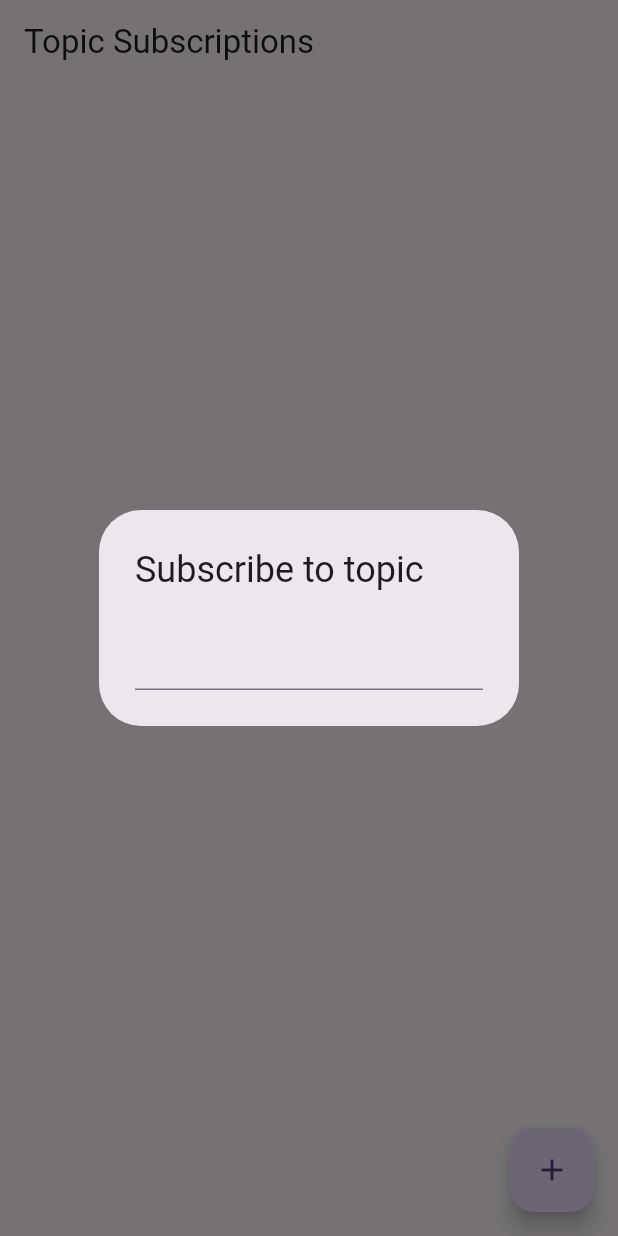
After one commit to YJSafeCare/SafeCareApp, a Flutter app: the SubList screen opened directly, after a tap on the "add" icon, on a phone screen of 412 x 824 dp. The commit adds this screen. Run offline on Flutter 3.47's test engine with Material 3 defaults, Android fonts, the phone set to English and light mode, and no system bars; our stand-ins replace firebase_core, firebase_messaging, fluttertoast, google_maps_flutter, just_audio, shared_preferences; missing offline and left inert: flutter_provider; accounts and stored records are empty.

Commit message:
푸시알람 데이터 핸들링을 위한 코드 추가 메인화면 변경 있으나 병합시 조율 필요

```diff
--- /dev/null
+++ b/lib/SubList.dart
@@ -0,0 +1,87 @@
+import 'package:flutter/material.dart';
+import 'package:firebase_messaging/firebase_messaging.dart';
+import 'package:shared_preferences/shared_preferences.dart';
+
+class SubList extends StatefulWidget {
+  @override
+  _SubListState createState() => _SubListState();
+}
+
+class _SubListState extends State<SubList> {
+  List<String> _topics = [];
+
+  @override
+  void initState() {
+    super.initState();
+    _loadTopics();
+  }
+
+  Future<void> _loadTopics() async {
+    final prefs = await SharedPreferences.getInstance();
+    setState(() {
+      _topics = prefs.getStringList('topics') ?? [];
+    });
+  }
+
+  Future<void> _subscribeToTopic(String topic) async {
+    FirebaseMessaging.instance.subscribeToTopic(topic);
+
+    final prefs = await SharedPreferences.getInstance();
+    _topics.add(topic);
+    await prefs.setStringList('topics', _topics);
+
+    setState(() {});
+  }
+
+  Future<void> _unsubscribeFromTopic(String topic) async {
+
+    FirebaseMessaging.instance.unsubscribeFromTopic(topic);
+
+    final prefs = await SharedPreferences.getInstance();
+    _topics.remove(topic);
+    await prefs.setStringList('topics', _topics);
+
+    setState(() {});
+  }
+
+  @override
+  Widget build(BuildContext context) {
+    return Scaffold(
+      appBar: AppBar(
+        title: Text('Topic Subscriptions'),
+      ),
+      body: ListView.builder(
+        itemCount: _topics.length,
+        itemBuilder: (context, index) {
+          final topic = _topics[index];
+          return ListTile(
+            title: Text(topic),
+            trailing: IconButton(
+              icon: Icon(Icons.delete),
+              onPressed: () => _unsubscribeFromTopic(topic),
+            ),
+          );
+        },
+      ),
+      floatingActionButton: FloatingActionButton(
+        child: Icon(Icons.add),
+        onPressed: () {
+          showDialog(
+            context: context,
+            builder: (context) {
+              return AlertDialog(
+                title: Text('Subscribe to topic'),
+                content: TextField(
+                  onSubmitted: (value) {
+                    Navigator.of(context).pop();
+                    _subscribeToTopic(value);
+                  },
+                ),
+              );
+            },
+          );
+        },
+      ),
+    );
+  }
+}
--- a/pubspec.yaml
+++ b/pubspec.yaml
@@ -30,7 +30,8 @@ environment:
 dependencies:
   flutter:
     sdk: flutter
-
+  shared_preferences: ^2.0.8
+  webview_flutter: ^3.0.0
 
   # The following adds the Cupertino Icons font to your application.
   # Use with the CupertinoIcons class for iOS style icons.
@@ -44,6 +45,9 @@ dependencies:
   firebase_messaging: ^14.9.2
   flutter_local_notifications: ^17.1.2
   permission_handler: ^11.3.1
+  audio_service: ^0.18.0
+  just_audio: ^0.9.17
+
 
 dev_dependencies:
   flutter_test:
```
Also changed, not shown: lib/NotiHandling/message_handler.dart (added, +25 -0 lines), lib/NotiHandling/message_listener.dart (added, +7 -0 lines), lib/main.dart (+6 -39 lines).
